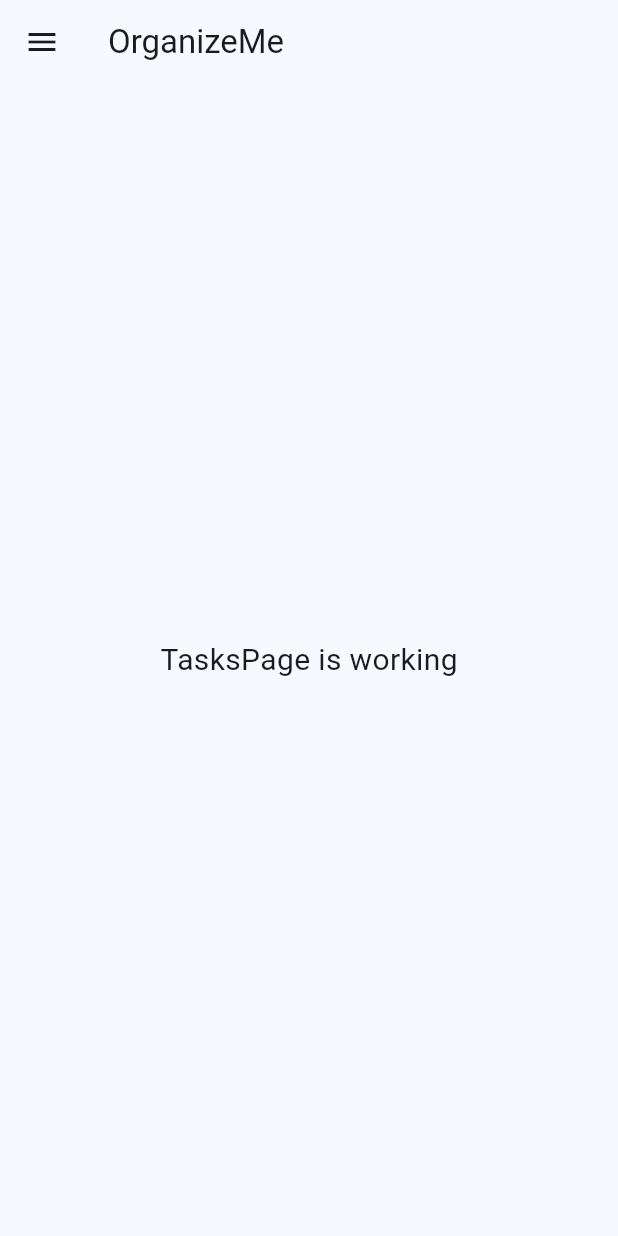
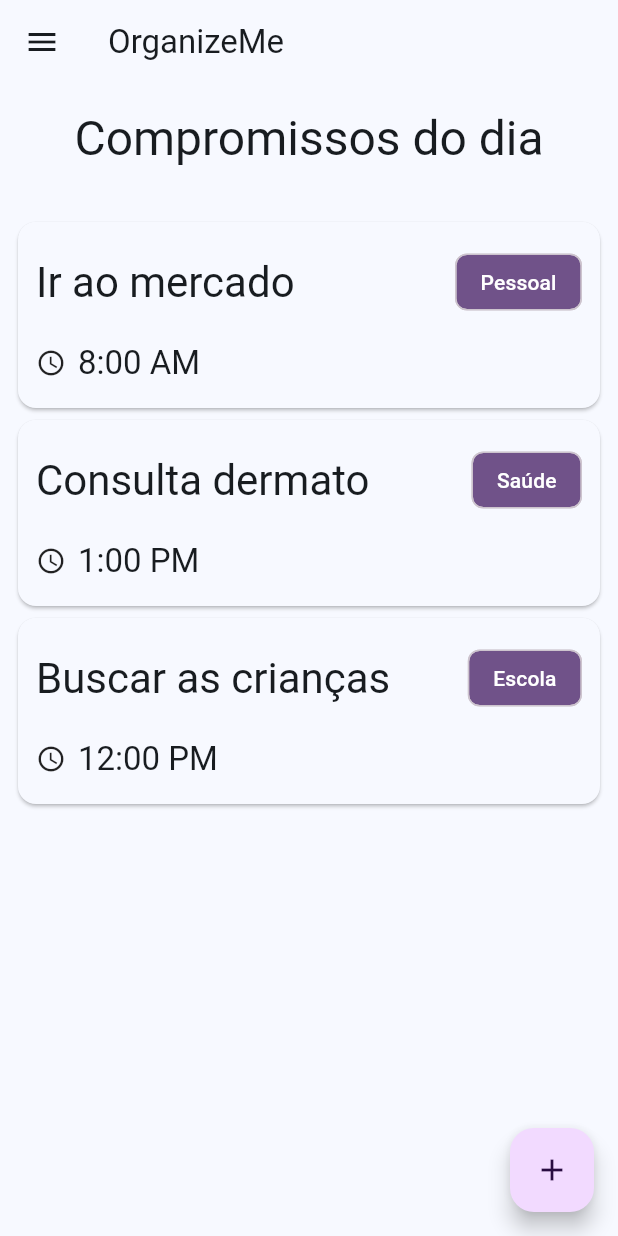
Before and after one commit to ProfessorAndersonChoren/appII_sao_leopoldo_night, a Flutter app: the screen it shows after launch, on a phone screen of 412 x 824 dp. Run offline on Flutter 3.47's test engine with Material 3 defaults, Android fonts, the light colour scheme and no system bars; our stand-ins replace flutter_mobx, flutter_svg, mobx; generated files the repository leaves out were written again.

Commit message:
Projeto OrganizeMe - Tela de compromissos

```diff
--- a/organizeme/lib/main.dart
+++ b/organizeme/lib/main.dart
@@ -16,7 +16,7 @@ class MainApp extends StatelessWidget {
       darkTheme: MaterialTheme(Theme.of(context).textTheme).dark(),
       initialRoute: '/tasks',
       routes: {
-        '/tasks': (_) => const TasksPage(),
+        '/tasks': (_) => TasksPage(),
       },
       debugShowCheckedModeBanner: false,
     );
--- /dev/null
+++ b/organizeme/lib/screens/tasks/components/task.dart
@@ -0,0 +1,60 @@
+import 'package:flutter/material.dart';
+
+class Task extends StatelessWidget {
+  const Task({
+    super.key,
+    required this.title,
+    required this.category,
+    required this.hour,
+  });
+
+  final String title;
+  final String category;
+  final TimeOfDay hour;
+
+  @override
+  Widget build(BuildContext context) {
+    return Card(
+      child: Padding(
+        padding: EdgeInsets.symmetric(
+          vertical: 16,
+          horizontal: 12,
+        ),
+        child: Column(
+          children: [
+            Row(
+              mainAxisAlignment: MainAxisAlignment.spaceBetween,
+              children: [
+                Text(
+                  title,
+                  style: Theme.of(context).textTheme.headlineMedium,
+                ),
+                Chip(
+                  label: Text(category),
+                  backgroundColor: Theme.of(context).colorScheme.primary,
+                  labelStyle: TextStyle(
+                    color: Theme.of(context).colorScheme.onPrimary,
+                  ),
+                ),
+              ],
+            ),
+            const SizedBox(height: 16),
+            Row(
+              children: [
+                const Icon(
+                  Icons.access_time,
+                  size: 20,
+                ),
+                const SizedBox(width: 8),
+                Text(
+                  hour.format(context),
+                  style: Theme.of(context).textTheme.titleLarge,
+                ),
+              ],
+            ),
+          ],
+        ),
+      ),
+    );
+  }
+}
--- a/organizeme/lib/screens/tasks/tasks_page.dart
+++ b/organizeme/lib/screens/tasks/tasks_page.dart
@@ -1,20 +1,58 @@
 import 'package:flutter/material.dart';
 import 'package:organizeme/screens/shared/app_drawer.dart';
+import 'package:organizeme/screens/tasks/components/task.dart';
 
 class TasksPage extends StatelessWidget {
-  const TasksPage({super.key});
+  TasksPage({super.key});
+
+  final List<Task> _tasks = [
+    const Task(
+      title: 'Ir ao mercado',
+      category: 'Pessoal',
+      hour: TimeOfDay(hour: 8, minute: 0),
+    ),
+    const Task(
+      title: 'Consulta dermato',
+      category: 'Saúde',
+      hour: TimeOfDay(hour: 13, minute: 0),
+    ),
+    const Task(
+      title: 'Buscar as crianças',
+      category: 'Escola',
+      hour: TimeOfDay(hour: 12, minute: 0),
+    ),
+  ];
 
   @override
   Widget build(BuildContext context) {
     return Scaffold(
+      floatingActionButton: FloatingActionButton(
+        onPressed: () {},
+        child: const Icon(Icons.add),
+      ),
       appBar: AppBar(
         title: const Text('OrganizeMe'),
       ),
       drawer: const AppDrawer(),
-      body: const Center(
-        child: Text(
-          'TasksPage is working',
-          style: TextStyle(fontSize: 20),
+      body: Padding(
+        padding: EdgeInsets.symmetric(
+          vertical: 16,
+          horizontal: 8,
+        ),
+        child: Column(
+          children: [
+            Text(
+              'Compromissos do dia',
+              style: Theme.of(context).textTheme.headlineLarge,
+            ),
+            const SizedBox(height: 32),
+            Expanded(
+              child: ListView.builder(
+                itemBuilder: (_, index) => _tasks[index],
+                itemCount: _tasks.length,
+              ),
+            ),
+          ],
         ),
       ),
     );
```
